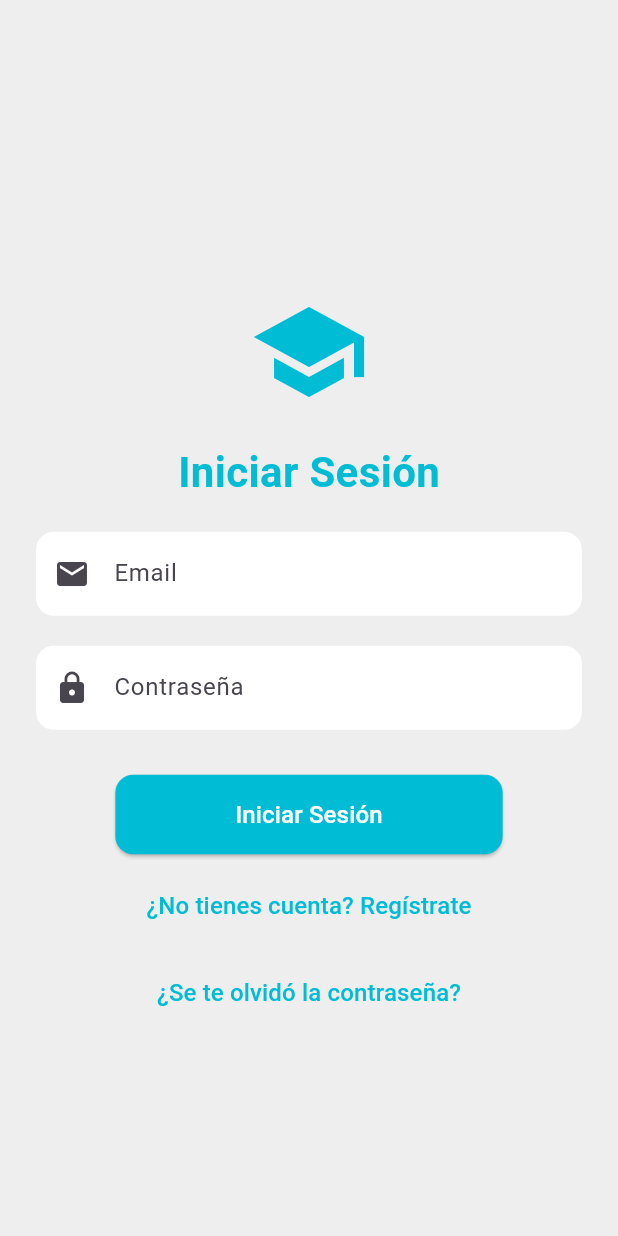
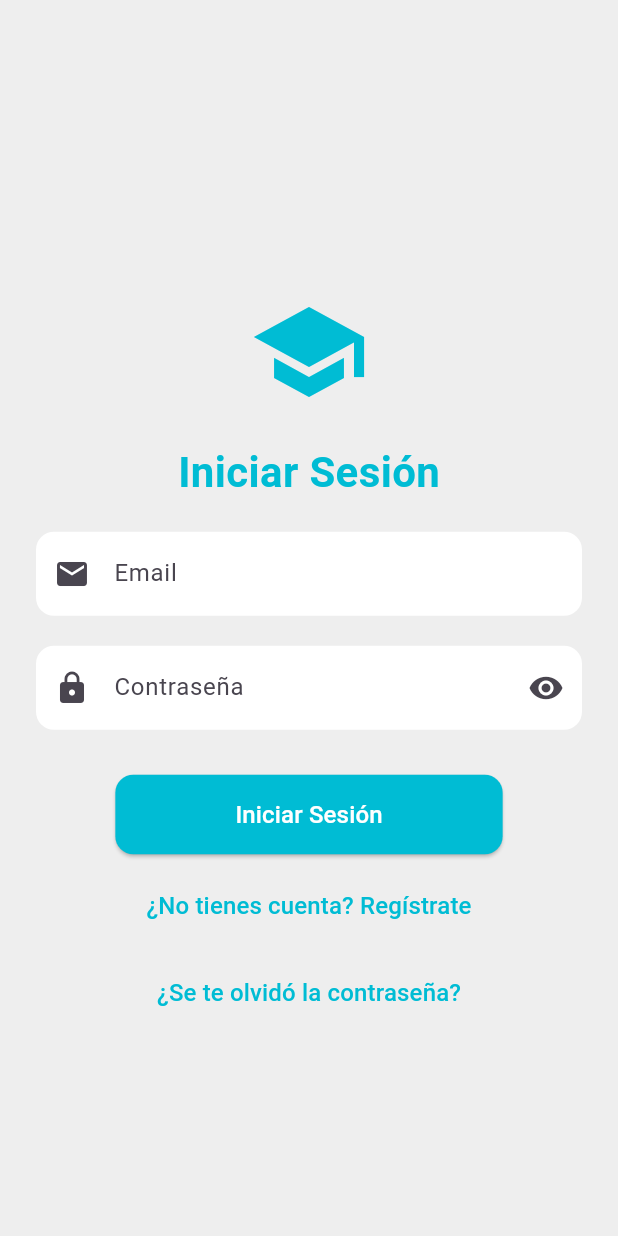
Before and after one commit to TLJared/loggin-flutter, a Flutter app: the screen it shows after launch, on a phone screen of 412 x 824 dp. Run offline on Flutter 3.47's test engine with Material 3 defaults, Android fonts, the phone set to English and light mode, and no system bars; our stand-ins replace get.

Commit message:
Agregacion de ojo que oculta contrasena

```diff
--- a/lib/controller/controller.dart
+++ b/lib/controller/controller.dart
@@ -2,6 +2,7 @@ import 'package:get/get.dart';
 
 class LoginController extends GetxController {
   var isLoading = false.obs;
+  var PasswordVisible = true.obs;
 
   String? validateEmail(String? value) {
     if (value == null || value.isEmpty) {
@@ -37,4 +38,8 @@ class LoginController extends GetxController {
       Get.snackbar('Error', 'Credenciales incorrectas');
     }
   }
+
+  void passowrdSiVisibleNO() {
+    PasswordVisible.value = !PasswordVisible.value;
+  }
 }
--- a/lib/main.dart
+++ b/lib/main.dart
@@ -67,11 +67,25 @@ class LoginView extends StatelessWidget {
                   ),
                 ),
                 const SizedBox(height: 20),
-                TextField(
+                Obx(() {
+                  return TextField(
                     controller: passwordController,
+                    obscureText: loginController.PasswordVisible
+                        .value, // Aquí cambia el valor dinámicamente
                     decoration: InputDecoration(
                       labelText: 'Contraseña',
                       prefixIcon: const Icon(Icons.lock),
+                      suffixIcon: IconButton(
+                        icon: Icon(
+                          loginController.PasswordVisible.value
+                              ? Icons.visibility
+                              : Icons.visibility_off,
+                        ),
+                        onPressed: () {
+                          loginController.PasswordVisible
+                              .toggle(); // Cambiar el estado
+                        },
+                      ),
                       filled: true,
                       fillColor: Colors.white,
                       border: OutlineInputBorder(
@@ -79,8 +93,8 @@ class LoginView extends StatelessWidget {
                         borderSide: BorderSide.none,
                       ),
                     ),
-                  obscureText: true,
-                ),
+                  );
+                }),
                 const SizedBox(height: 30),
                 Obx(() {
                   // Botón de carga basado en el estado del controlador
@@ -159,153 +173,3 @@ class LoginView extends StatelessWidget {
     );
   }
 }
-// import 'package:flutter/material.dart';
-// import 'package:get/get.dart';
-
-// import 'package:loggin/controller/controller.dart';
-
-// void main() {
-//   runApp(MyApp());
-// }
-
-// class MyApp extends StatelessWidget {
-//   MyApp({super.key});
-
-//   final LoginController loginController = Get.put(LoginController());
-
-//   final emailController = TextEditingController();
-//   final passwordController = TextEditingController();
-
-//   @override
-//   Widget build(BuildContext context) {
-//     return Scaffold(
-//       appBar: AppBar(backgroundColor: Colors.grey[200]),
-//       backgroundColor: Colors.grey[200],
-//       body: Center(
-//         child: SingleChildScrollView(
-//           child: Padding(
-//             padding: const EdgeInsets.all(24.0),
-//             child: Column(
-//               mainAxisAlignment: MainAxisAlignment.center,
-//               children: [
-//                 const Icon(
-//                   Icons.school,
-//                   size: 80,
-//                   color: Colors.cyan,
-//                 ),
-//                 const SizedBox(height: 20),
-//                 const Text(
-//                   'Iniciar Sesión',
-//                   style: TextStyle(
-//                     fontSize: 28,
-//                     fontWeight: FontWeight.bold,
-//                     color: Colors.cyan,
-//                   ),
-//                 ),
-//                 const SizedBox(height: 20),
-//                 TextField(
-//                   controller: emailController,
-//                   decoration: InputDecoration(
-//                     labelText: 'Email',
-//                     prefixIcon: const Icon(Icons.email),
-//                     filled: true,
-//                     fillColor: Colors.white,
-//                     border: OutlineInputBorder(
-//                       borderRadius: BorderRadius.circular(12),
-//                       borderSide: BorderSide.none,
-//                     ),
-//                   ),
-//                 ),
-//                 const SizedBox(height: 20),
-//                 TextField(
-//                   controller: passwordController,
-//                   decoration: InputDecoration(
-//                     labelText: 'Contraseña',
-//                     prefixIcon: const Icon(Icons.lock),
-//                     filled: true,
-//                     fillColor: Colors.white,
-//                     border: OutlineInputBorder(
-//                       borderRadius: BorderRadius.circular(12),
-//                       borderSide: BorderSide.none,
-//                     ),
-//                   ),
-//                   obscureText: true,
-//                 ),
-//                 const SizedBox(height: 30),
-//                 Obx(() {
-//                   // Botón de carga basado en el estado del controlador
-//                   return loginController.isLoading.value
-//                       ? const CircularProgressIndicator()
-//                       : ElevatedButton(
-//                           onPressed: () {
-//                             final emailError = loginController
-//                                 .validateEmail(emailController.text);
-//                             final passwordError = loginController
-//                                 .validatePassword(passwordController.text);
-
-//                             if (emailError != null) {
-//                               Get.snackbar('Error', emailError);
-//                               return;
-//                             }
-
-//                             if (passwordError != null) {
-//                               Get.snackbar('Error', passwordError);
-//                               return;
-//                             }
-
-//                             loginController.login(
-//                               emailController.text,
-//                               passwordController.text,
-//                             );
-//                           },
-//                           style: ElevatedButton.styleFrom(
-//                             padding: const EdgeInsets.symmetric(
-//                                 vertical: 15, horizontal: 80),
-//                             backgroundColor: Colors.cyan,
-//                             shape: RoundedRectangleBorder(
-//                               borderRadius: BorderRadius.circular(12),
-//                             ),
-//                           ),
-//                           child: const Text(
-//                             'Iniciar Sesión',
-//                             style: TextStyle(
-//                               fontSize: 16,
-//                               color: Colors.white,
-//                             ),
-//                           ),
-//                         );
-//                 }),
-//                 const SizedBox(height: 10),
-//                 TextButton(
-//                   onPressed: () {
-//                     Get.toNamed('');
-//                   },
-//                   child: const Text(
-//                     "¿No tienes cuenta? Regístrate",
-//                     style: TextStyle(
-//                       fontSize: 16,
-//                       color: Colors.cyan,
-//                     ),
-//                   ),
-//                 ),
-//                 const SizedBox(height: 10),
-//                 TextButton(
-//                   onPressed: () {
-//                     Get.toNamed('');
-//                   },
-//                   child: const Text(
-//                     "¿Se te olvidó la contraseña?",
-//                     style: TextStyle(
-//                       fontSize: 16,
-//                       color: Colors.cyan,
-//                     ),
-//                   ),
-//                 ),
-//               ],
-//             ),
-//           ),
-//         ),
-//       ),
-//     );
-//   }
-// }
```
Lines whose indentation alone changed are shown as unchanged.
